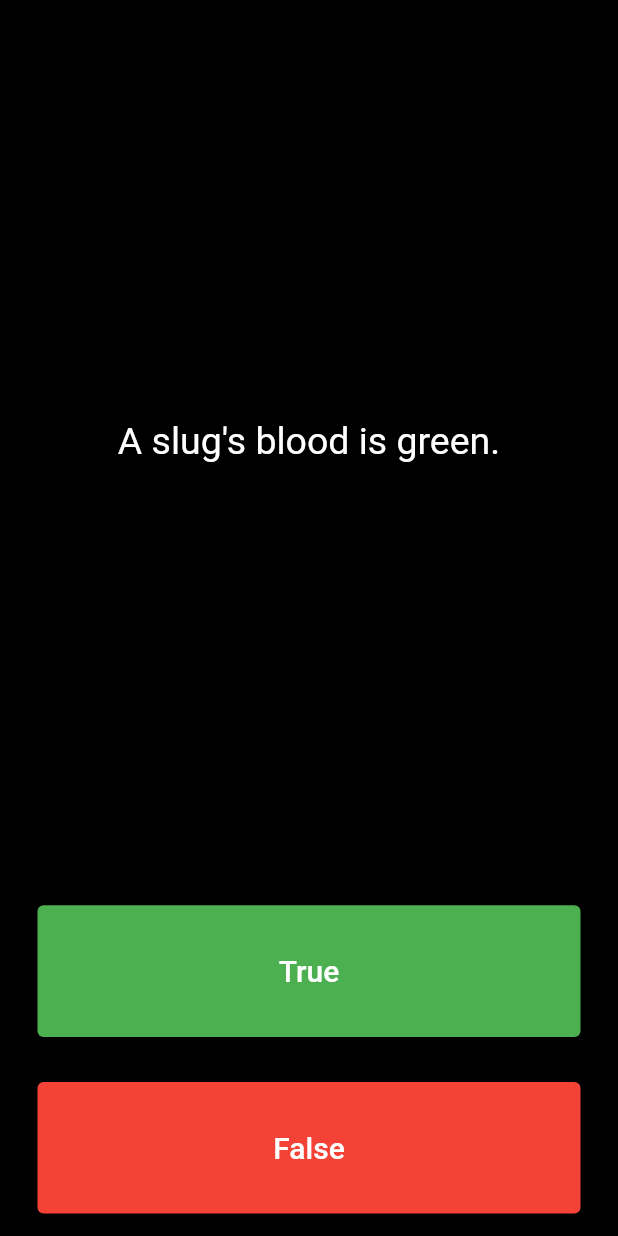
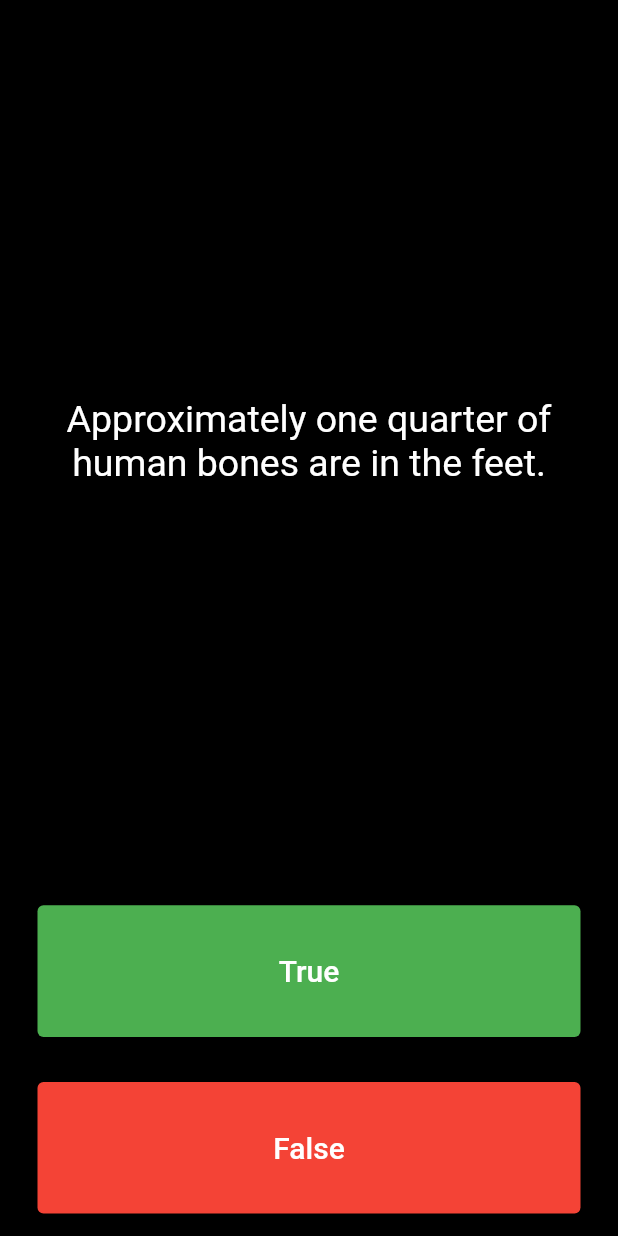
Before and after one commit to NithishKoriyar/myquizzler, a Flutter app: the screen it shows after launch, after a tap on "True", after a tap on "False", on a phone screen of 412 x 824 dp. Run offline on Flutter 3.47's test engine with Material 2 defaults, Android fonts, the phone set to English and light mode, and no system bars.

Commit message:
adding files

```diff
--- a/lib/main.dart
+++ b/lib/main.dart
@@ -1,5 +1,9 @@
+// ignore_for_file: use_key_in_widget_constructors
+
 import 'package:flutter/material.dart';
-import 'package:myquizzler/question.dart';
+import 'package:myquizzler/quiz_brain.dart';
+
+QuizBrain quizBrain = QuizBrain();
 
 void main() => runApp(Quizzler());
 
@@ -40,14 +44,6 @@ class _QuizPageState extends State<QuizPage> {
   // Question q1 =
   //     Question(q: 'You can lead a cow down stairs but not up stairs.');
 
-  List<Question> questionBank = [
-    Question(q: 'You can lead a cow down stairs but not up stairs.', a: false),
-    Question(q: 'Approximately one quarter of human bones are in the feet.', a: true),
-    Question(q: 'A slug\'s blood is green.', a: true),
-    Question(q: 'Our state is Tamil Nandu.', a: false),
-
-  ];
-
   int questionNumber = 0;
 
   @override
@@ -62,7 +58,7 @@ class _QuizPageState extends State<QuizPage> {
             padding: EdgeInsets.all(10.0),
             child: Center(
               child: Text(
-                questionBank[questionNumber].questionText,
+                quizBrain.questionBank[questionNumber].questionText,
                 textAlign: TextAlign.center,
                 style: TextStyle(
                   fontSize: 25.0,
@@ -87,7 +83,8 @@ class _QuizPageState extends State<QuizPage> {
               ),
               onPressed: () {
                 //The user picked true.
-                bool correctAnswer = questionBank[questionNumber].questionAnswer;
+                bool correctAnswer =
+                    quizBrain.questionBank[questionNumber].questionAnswer;
                 if (correctAnswer == true) {
                   print('user got it right!');
                 } else {
@@ -116,7 +113,8 @@ class _QuizPageState extends State<QuizPage> {
               ),
               onPressed: () {
                 //The user picked false.
-                bool correctAnswer = questionBank[questionNumber].questionAnswer;
+                bool correctAnswer =
+                    quizBrain.questionBank[questionNumber].questionAnswer;
                 if (correctAnswer == false) {
                   print('user got it right!');
                 } else {
--- /dev/null
+++ b/lib/quiz_brain.dart
@@ -0,0 +1,33 @@
+import 'package:myquizzler/question.dart';
+
+class QuizBrain {
+  List<Question> questionBank = [
+    Question(q: 'Some cats are actually allergic to humans', a: true),
+    Question(q: 'You can lead a cow down stairs but not up stairs.', a: false),
+    Question(
+        q: 'Approximately one quarter of human bones are in the feet.',
+        a: true),
+    Question(q: 'A slug\'s blood is green.', a: true),
+    Question(q: 'Buzz Aldrin\'s mother\'s maiden name was \"Moon\".', a: true),
+    Question(q: 'It is illegal to pee in the Ocean in Portugal.', a: true),
+    Question(
+        q: 'No piece of square dry paper can be folded in half more than 7 times.',
+        a: false),
+    Question(
+        q: 'In London, UK, if you happen to die in the House of Parliament, you are technically entitled to a state funeral, because the building is considered too sacred a place.',
+        a: true),
+    Question(
+        q: 'The loudest sound produced by any animal is 188 decibels. That animal is the African Elephant.',
+        a: false),
+    Question(
+        q: 'The total surface area of two human lungs is approximately 70 square metres.',
+        a: true),
+    Question(q: 'Google was originally called \"Backrub\".', a: true),
+    Question(
+        q: 'Chocolate affects a dog\'s heart and nervous system; a few ounces are enough to kill a small dog.',
+        a: true),
+    Question(
+        q: 'In West Virginia, USA, if you accidentally hit an animal with your car, you are free to take it home to eat.',
+        a: true),
+  ];
+}
--- a/pubspec.yaml
+++ b/pubspec.yaml
@@ -46,7 +46,7 @@ dev_dependencies:
   # activated in the `analysis_options.yaml` file located at the root of your
   # package. See that file for information about deactivating specific lint
   # rules and activating additional ones.
-
+  flutter_lints: ^2.0.0
 
 # For information on the generic Dart part of this file, see the
 # following page: https://dart.dev/tools/pub/pubspec
```
Also changed, not shown: pubspec.lock.
